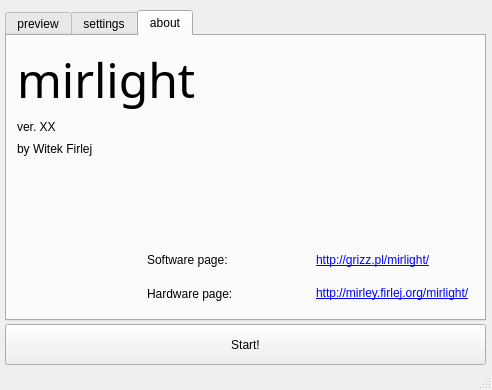
The window that src/mirlight.ui (grizz-pl/mirlight) describes before a commit, drawn with Qt 5.
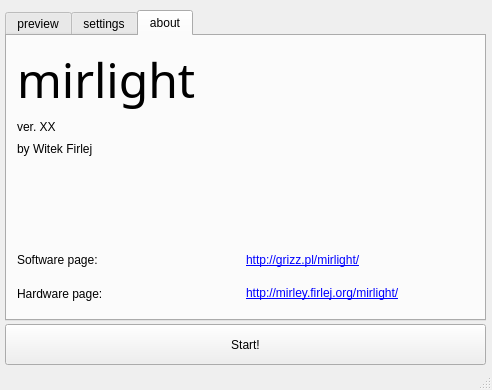
The same window after the commit. The open tabs and pages were chosen to show the change. Icons and pictures are not drawn.

The edit to the form file:
```diff
--- a/src/mirlight.ui
+++ b/src/mirlight.ui
@@ -3904,9 +3904,9 @@
      <widget class="QWidget" name="layoutWidget">
       <property name="geometry">
        <rect>
-        <x>140</x>
+        <x>10</x>
         <y>210</y>
-        <width>331</width>
+        <width>451</width>
         <height>61</height>
        </rect>
       </property>
```
